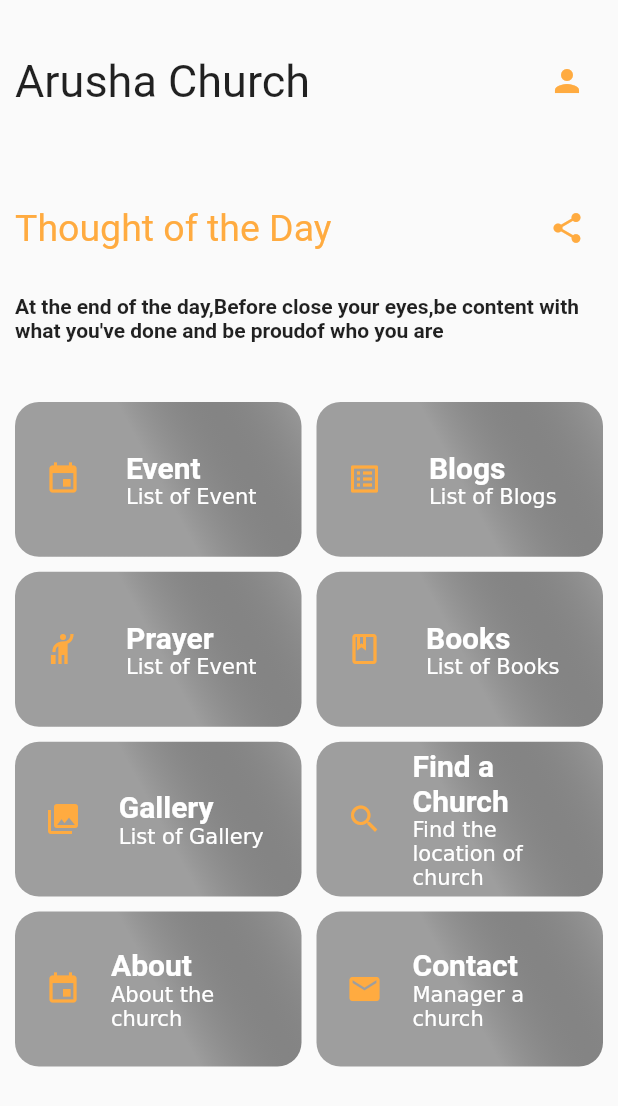
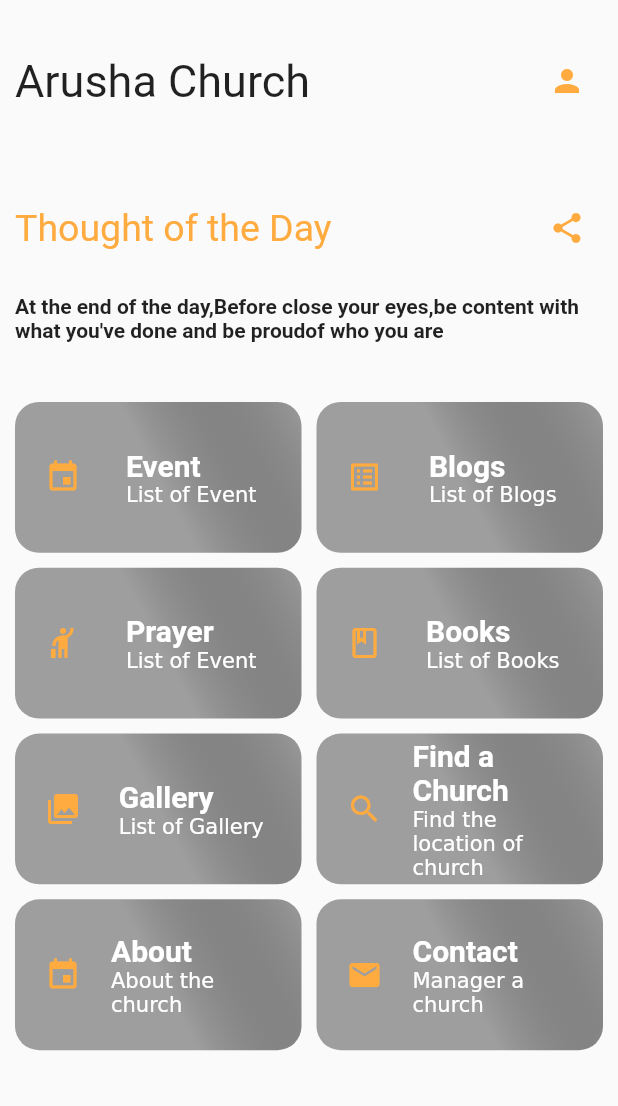
Before and after one commit to MinjaBaraka/churchApp, a Flutter app: the screen it shows after launch, after a tap on "Sign In", on a phone screen of 412 x 824 dp. Shown: the top 1106 px of the screen. Run offline on Flutter 3.47's test engine with Material 2 defaults, Android fonts, the phone set to English and light mode, and no system bars; our stand-ins replace equatable, gap.

Commit message:
07/09/2023
1. Change a GridView Builder to
    GridView Count
2. Using a Row widget instead of
    AppBar widget

```diff
--- a/church/lib/auth/login_auth.dart
+++ b/church/lib/auth/login_auth.dart
@@ -1,3 +1,4 @@
+import 'package:church/pages/events_screen.dart';
 import 'package:church/pages/welcome_page.dart';
 import 'package:flutter/material.dart';
 import 'package:gap/gap.dart';
@@ -122,7 +123,10 @@ class _LoginAuthState extends State<LoginAuth> {
                       Navigator.push(
                         context,
                         MaterialPageRoute(
-                          builder: (context) => const WelcomePage(welcomeModel: []),
+                          builder: (context) =>
+                               WelcomePage(),
+                          // builder: (context) =>
+                          //     const EventsScreen(eventsUpcoming: []),
                         ),
                       );
                     },
--- a/church/lib/auth/register_auth.dart
+++ b/church/lib/auth/register_auth.dart
@@ -115,8 +115,7 @@ class _RegisterAuthState extends State<RegisterAuth> {
                       Navigator.push(
                         context,
                         MaterialPageRoute(
-                          builder: (context) =>
-                              const WelcomePage(welcomeModel: []),
+                          builder: (context) => const WelcomePage(),
                         ),
                       );
                     },
--- a/church/lib/model/welcome_model.dart
+++ /dev/null
@@ -1,76 +0,0 @@
-import 'package:equatable/equatable.dart';
-import 'package:flutter/material.dart';
-
-class WelcomeModel extends Equatable {
-  final IconData icon;
-  final String lgName;
-  final String smName;
-  final VoidCallback? onTap;
-
-  const WelcomeModel({
-    required this.icon,
-    required this.lgName,
-    required this.smName,
-    this.onTap,
-  });
-
-  static List<WelcomeModel> welcomePage = [
-    WelcomeModel(
-      onTap: () {
-        // Navigator.push(
-        //   context,
-        //   MaterialPageRoute(
-        //     builder: (context) => const EventsScreen(),
-        //   ),
-        // );
-      },
-      icon: Icons.event,
-      lgName: "Event\n",
-      smName: "List of Event",
-    ),
-    WelcomeModel(
-      onTap: () {},
-      icon: Icons.list_alt,
-      lgName: "Blogs\n",
-      smName: "List of Blogs",
-    ),
-    const WelcomeModel(
-      icon: Icons.hail_outlined,
-      lgName: "Prayer\n",
-      smName: "List of Event",
-    ),
-    const WelcomeModel(
-      icon: Icons.book_outlined,
-      lgName: "Books\n",
-      smName: "List of Books",
-    ),
-    const WelcomeModel(
-      icon: Icons.collections,
-      lgName: "Gallery\n",
-      smName: "List of Gallery",
-    ),
-    const WelcomeModel(
-      icon: Icons.search,
-      lgName: "Find a Church\n",
-      smName: "Find the location of church",
-    ),
-    const WelcomeModel(
-      icon: Icons.event,
-      lgName: "About\n",
-      smName: "About the church",
-    ),
-    const WelcomeModel(
-      icon: Icons.email,
-      lgName: "Contact\n",
-      smName: "Manager a church",
-    ),
-  ];
-
-  @override
-  List<Object?> get props => [
-        icon,
-        lgName,
-        smName,
-        onTap,
-      ];
-}
--- a/church/lib/pages/personal_account.dart
+++ b/church/lib/pages/personal_account.dart
@@ -1,5 +1,4 @@
 import 'package:church/auth/login_auth.dart';
-import 'package:church/pages/events_screen.dart';
 import 'package:church/pages/welcome_page.dart';
 import 'package:flutter/material.dart';
 import 'package:gap/gap.dart';
@@ -68,9 +67,7 @@ class _PesornalAccountState extends State<PesornalAccount> {
                   Navigator.push(
                     context,
                     MaterialPageRoute(
-                      // builder: (context) => const WelcomePage(welcomeModel: []),
-                      builder: (context) =>
-                          const EventsScreen(eventsUpcoming: []),
+                      builder: (context) => const WelcomePage(),
                     ),
                   );
                 },
--- a/church/lib/pages/welcome_page.dart
+++ b/church/lib/pages/welcome_page.dart
@@ -1,12 +1,25 @@
-import 'package:church/model/welcome_model.dart';
+import 'package:church/pages/blogs_page.dart';
+import 'package:church/pages/events_screen.dart';
 import 'package:church/pages/personal_account.dart';
 import 'package:flutter/material.dart';
 import 'package:gap/gap.dart';
 
-class WelcomePage extends StatelessWidget {
-  final List<WelcomeModel> welcomeModel;
-  const WelcomePage({Key? key, required this.welcomeModel}) : super(key: key);
+import '../model/blogs_list.dart';
+import '../model/upcoming_events.dart';
+import '../widget/welcome_grid_widget.dart';
 
+class WelcomePage extends StatefulWidget {
+  const WelcomePage({
+    Key? key,
+  }) : super(key: key);
+
+  @override
+  State<WelcomePage> createState() => _WelcomePageState();
+}
+
+class _WelcomePageState extends State<WelcomePage> {
+  List<BlogsList>? blogsList;
+  List<EventsUpcoming>? eventsUpcoming;
   @override
   Widget build(BuildContext context) {
     return SafeArea(
@@ -75,85 +88,70 @@ class WelcomePage extends StatelessWidget {
               const Gap(40),
               Column(
                 children: [
-                  GridView.builder(
-                    shrinkWrap: true,
-                    gridDelegate:
-                        const SliverGridDelegateWithFixedCrossAxisCount(
+                  GridView.count(
                     crossAxisCount: 2,
+                    childAspectRatio: 190 / 100,
                     crossAxisSpacing: 10.0,
                     mainAxisSpacing: 10.0,
-                      childAspectRatio: 185 / 100,
+                    shrinkWrap: true,
+                    children: [
+                      WelcomeGridListWidget(
+                        onTap: () {
+                          Navigator.push(
+                              context,
+                              MaterialPageRoute(
+                                builder: (context) =>
+                                    const EventsScreen(eventsUpcoming: []),
+                              ));
+                        },
+                        icon: Icons.event,
+                        lgName: "Event\n",
+                        smName: "List of Event",
                       ),
-                    itemCount: WelcomeModel.welcomePage.length,
-                    scrollDirection: Axis.vertical,
-                    itemBuilder: (context, index) {
-                      return InkWell(
-                        onTap: WelcomeModel.welcomePage[index].onTap,
-                        child: Container(
-                          height: 100,
-                          width: 185,
-                          decoration: BoxDecoration(
-                            gradient: const LinearGradient(
-                              begin: Alignment.topRight,
-                              end: Alignment.center,
-                              colors: [
-                                Colors.black38,
-                                Colors.grey,
-                              ],
+                      WelcomeGridListWidget(
+                        onTap: () {
+                          Navigator.push(
+                              context,
+                              MaterialPageRoute(
+                                builder: (context) =>
+                                    const BlogsPage(blogsList: []),
+                              ));
+                        },
+                        icon: Icons.list_alt,
+                        lgName: "Blogs\n",
+                        smName: "List of Blogs",
                       ),
-                            borderRadius: BorderRadius.circular(16),
+                      const WelcomeGridListWidget(
+                        icon: Icons.hail_outlined,
+                        lgName: "Prayer\n",
+                        smName: "List of Event",
                       ),
-                          child: Padding(
-                            padding: const EdgeInsets.symmetric(horizontal: 20),
-                            child: Column(
-                              mainAxisAlignment: MainAxisAlignment.center,
-                              children: [
-                                Row(
-                                  children: [
-                                    Icon(
-                                      WelcomeModel.welcomePage[index].icon,
-                                      color: Colors.orangeAccent,
+                      const WelcomeGridListWidget(
+                        icon: Icons.book_outlined,
+                        lgName: "Books\n",
+                        smName: "List of Books",
                       ),
-                                    const Gap(20),
-                                    Expanded(
-                                      child: Column(
-                                        children: [
-                                          RichText(
-                                            // textAlign: TextAlign.center,
-                                            text: TextSpan(
-                                              children: [
-                                                TextSpan(
-                                                  text: WelcomeModel
-                                                      .welcomePage[index]
-                                                      .lgName,
-                                                  style: const TextStyle(
-                                                    color: Colors.white,
-                                                    fontSize: 20,
-                                                    fontWeight: FontWeight.bold,
+                      const WelcomeGridListWidget(
+                        icon: Icons.collections,
+                        lgName: "Gallery\n",
+                        smName: "List of Gallery",
                       ),
+                      const WelcomeGridListWidget(
+                        icon: Icons.search,
+                        lgName: "Find a Church\n",
+                        smName: "Find the location of church",
                       ),
-                                                TextSpan(
-                                                  text: WelcomeModel
-                                                      .welcomePage[index]
-                                                      .smName,
-                                                  // style: TextStyle(
-                                                  //   overflow: TextOverflow.clip,
-                                                  // ),
+                      const WelcomeGridListWidget(
+                        icon: Icons.event,
+                        lgName: "About\n",
+                        smName: "About the church",
+                      ),
+                      const WelcomeGridListWidget(
+                        icon: Icons.email,
+                        lgName: "Contact\n",
+                        smName: "Manager a church",
                       ),
                     ],
-                                            ),
-                                          ),
-                                        ],
-                                      ),
-                                    )
-                                  ],
-                                )
-                              ],
-                            ),
-                          ),
-                        ),
-                      );
-                    },
                   ),
                 ],
               ),
--- /dev/null
+++ b/church/lib/widget/welcome_grid_widget.dart
@@ -0,0 +1,82 @@
+import 'package:flutter/material.dart';
+import 'package:gap/gap.dart';
+
+class WelcomeGridListWidget extends StatelessWidget {
+  final IconData icon;
+  final String lgName;
+  final String smName;
+  final VoidCallback? onTap;
+
+  const WelcomeGridListWidget({
+    super.key,
+    required this.icon,
+    required this.lgName,
+    required this.smName,
+    this.onTap,
+  });
+  @override
+  Widget build(BuildContext context) {
+    return InkWell(
+      onTap: onTap,
+      child: Container(
+        height: 100,
+        width: 185,
+        decoration: BoxDecoration(
+          gradient: const LinearGradient(
+            begin: Alignment.topRight,
+            end: Alignment.center,
+            colors: [
+              Colors.black38,
+              Colors.grey,
+            ],
+          ),
+          borderRadius: BorderRadius.circular(16),
+        ),
+        child: Padding(
+          padding: const EdgeInsets.symmetric(horizontal: 20),
+          child: Column(
+            mainAxisAlignment: MainAxisAlignment.center,
+            children: [
+              Row(
+                children: [
+                  Icon(
+                    icon,
+                    color: Colors.orangeAccent,
+                  ),
+                  const Gap(20),
+                  Expanded(
+                    child: Column(
+                      children: [
+                        RichText(
+// textAlign: TextAlign.center,
+                          text: TextSpan(
+                            children: [
+                              TextSpan(
+                                text: lgName,
+                                style: const TextStyle(
+                                  color: Colors.white,
+                                  fontSize: 20,
+                                  fontWeight: FontWeight.bold,
+                                ),
+                              ),
+                              TextSpan(
+                                text: smName,
+// style: TextStyle(
+// overflow: TextOverflow.clip,
+// ),
+                              ),
+                            ],
+                          ),
+                        ),
+                      ],
+                    ),
+                  )
+                ],
+              )
+            ],
+          ),
+        ),
+      ),
+    );
+  }
+}
```
Also changed, not shown: church/lib/pages/blogs_page.dart (+53 -18 lines), church/lib/pages/events_screen.dart (+42 -18 lines), church/lib/widget/drawer_list_page.dart (+12 -2 lines). Lines whose indentation alone changed are shown as unchanged.
